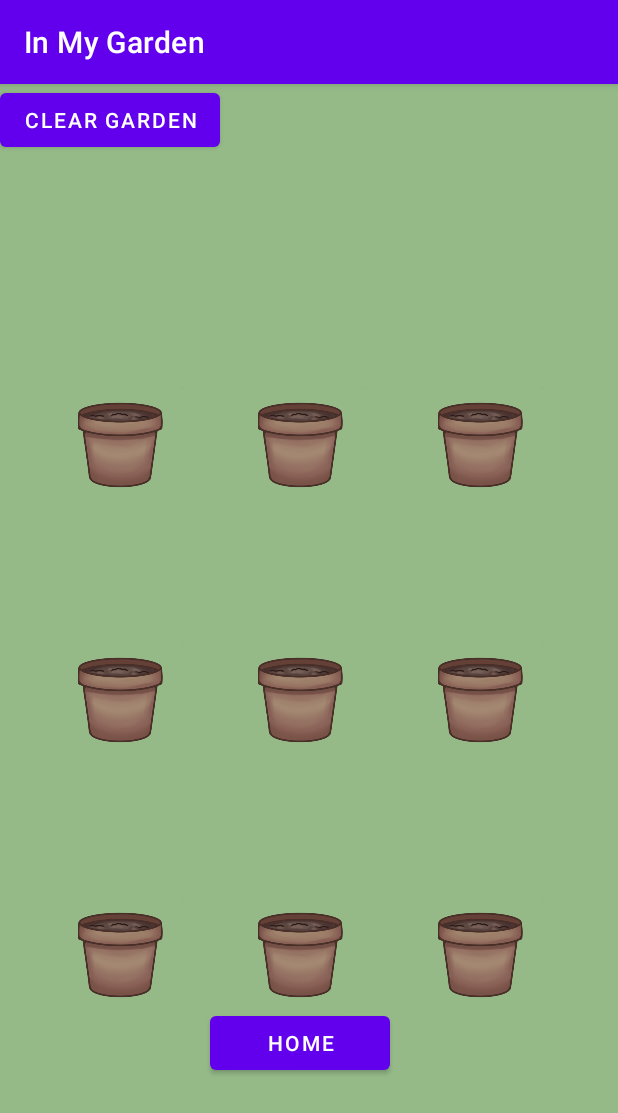
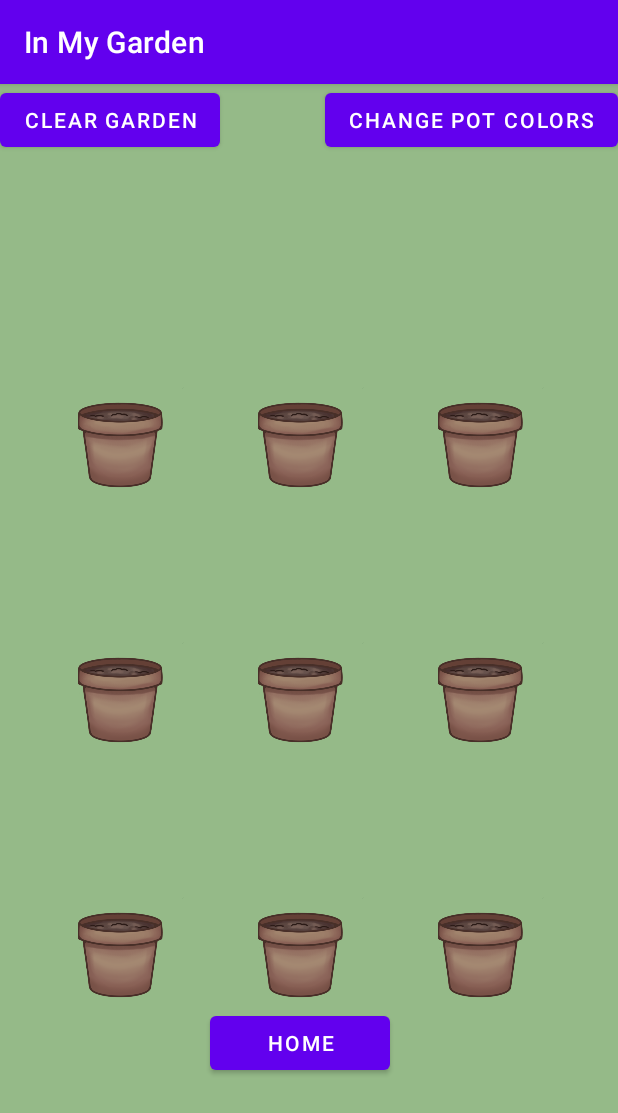
Before and after one commit to matnafu2/In-My-Garden, an Android app: the GardenActivity screen opened directly, with no data from a screen before it, on a phone screen of 412 x 824 dp. Shown: the top 1113 px of the screen. Run offline under Robolectric (Android 15) with nearby library versions, the phone set to English and light mode, and no system bars; our stand-ins replace Firebase (no records; nobody signed in at launch, a user with empty details on screens opened directly).

Commit message:
added functionality to change pot colors

```diff
--- a/app/src/main/java/com/example/inmygarden/GardenActivity.kt
+++ b/app/src/main/java/com/example/inmygarden/GardenActivity.kt
@@ -3,12 +3,16 @@ package com.example.inmygarden
 import android.content.Context
 import android.content.Intent
 import android.content.SharedPreferences
+import android.graphics.Color
+import android.graphics.ColorFilter
 import android.os.Bundle
 import android.util.Log
 import android.view.View
+import android.widget.Button
 import android.widget.ImageView
 import android.widget.Toast
 import androidx.appcompat.app.AppCompatActivity
+import androidx.core.content.ContextCompat
 import androidx.lifecycle.ViewModelProvider
 import com.example.inmygarden.databinding.ActivityGardenBinding
 import com.google.firebase.auth.FirebaseAuth
@@ -21,15 +25,14 @@ import com.google.firebase.ktx.Firebase
 class GardenActivity : AppCompatActivity() {
     private lateinit var binding: ActivityGardenBinding
     private lateinit var flowerArray: Array<ImageView>
-    private lateinit var database: DatabaseReference
+    private lateinit var potArray: Array<ImageView>
+    //private lateinit var database: DatabaseReference
     private lateinit var sharedPreferences: SharedPreferences
     private lateinit var userId: String
     override fun onCreate(savedInstanceState: Bundle?) {
         super.onCreate(savedInstanceState)
-        database = Firebase.database.reference
-        userId = FirebaseAuth.getInstance().uid.toString()
-        Log.i("IMG", userId)
-        fetchData()
+        //database = Firebase.database.reference
+        //userId = FirebaseAuth.getInstance().uid.toString()
         sharedPreferences = this.getSharedPreferences("application", Context.MODE_PRIVATE)
         binding = ActivityGardenBinding.inflate(layoutInflater)
         setContentView(binding.root)
@@ -38,26 +41,63 @@ class GardenActivity : AppCompatActivity() {
             val returnToMainActivity = Intent(this, MainActivity::class.java)
             startActivity(returnToMainActivity)
         }
+        binding.changeColor.setOnClickListener {
+            changePotColors()
+        }
         binding.clearGarden.setOnClickListener{
             clearGarden()
         }
         flowerArray = arrayOf(binding.flower1, binding.flower2, binding.flower3, binding.flower4,
             binding.flower5, binding.flower6, binding.flower7, binding.flower8, binding.flower9)
+
+        potArray = arrayOf(binding.pot1, binding.pot2, binding.pot3, binding.pot4,
+            binding.pot5, binding.pot6, binding.pot7, binding.pot8, binding.pot9)
+
         pullFromSharedPreferences()
         observePlant()
     }
-    private fun fetchData() {
-        database.child("users")
-        database.child("users").child(userId).get().addOnSuccessListener {
-            Log.i("firebase", "Got value ${it.value}")
-        }.addOnFailureListener{
-            Log.e("firebase", "Error getting data", it)
-        }
-    }
-
     override fun onResume() {
         super.onResume()
         pullFromSharedPreferences()
+    }
+    // when the "change pot colors" is clicked, user then has to click on the pot
+    // they want to change, then an overlay view is made visible in which they
+    // can select the color they want
+    private fun changePotColors() {
+        Toast.makeText(applicationContext, "Click on a pot to change its color!",
+            Toast.LENGTH_SHORT).show()
+        for (pot in potArray) {
+            pot.setOnClickListener {
+                binding.overlay.visibility = View.VISIBLE
+                binding.overlay.bringToFront()
+                binding.clearGarden.visibility = View.INVISIBLE
+                binding.changeColor.visibility = View.INVISIBLE
+                binding.blue.setOnClickListener {
+                    binding.potSample.setColorFilter(Color.CYAN, android.graphics.PorterDuff.Mode.MULTIPLY)
+                    pot.setColorFilter(Color.CYAN, android.graphics.PorterDuff.Mode.MULTIPLY)
+                }
+                binding.red.setOnClickListener {
+                    binding.potSample.setColorFilter(Color.RED, android.graphics.PorterDuff.Mode.MULTIPLY)
+                    pot.setColorFilter(Color.RED, android.graphics.PorterDuff.Mode.MULTIPLY)
+                }
+                binding.yellow.setOnClickListener {
+                    binding.potSample.setColorFilter(Color.YELLOW, android.graphics.PorterDuff.Mode.MULTIPLY)
+                    pot.setColorFilter(Color.YELLOW, android.graphics.PorterDuff.Mode.MULTIPLY)
+                }
+                binding.brown.setOnClickListener {
+                    pot.clearColorFilter()
+                    binding.potSample.clearColorFilter()
+                }
+            }
+        }
+        binding.applyChanges.setOnClickListener {
+            binding.potSample.clearColorFilter()
+            binding.overlay.visibility = View.INVISIBLE
+            binding.clearGarden.visibility = View.VISIBLE
+            binding.changeColor.visibility = View.VISIBLE
+
+        }
+
     }
     private fun observePlant() {
         gardenViewModel.plantFinished.observe(this) {
--- a/app/src/main/res/layout/activity_garden.xml
+++ b/app/src/main/res/layout/activity_garden.xml
@@ -6,16 +6,72 @@
     android:layout_height="match_parent"
     android:background="#95BA88">
 
+    <FrameLayout
+        android:id="@+id/overlay"
+        android:layout_width="match_parent"
+        android:layout_height="match_parent"
+        android:background="@color/white"
+        android:visibility="invisible"
+        app:layout_constraintBottom_toBottomOf="@id/clear_garden">
+
+        <ImageView
+            android:id="@+id/pot_sample"
+            android:layout_width="480dp"
+            android:layout_height="680dp"
+            android:layout_gravity="center_horizontal"
+            app:srcCompat="@drawable/pot_image" />
+        <Button
+            android:id="@+id/apply_changes"
+            android:layout_width="wrap_content"
+            android:layout_height="wrap_content"
+            android:text="Apply Changes"
+            android:layout_marginTop="-300dp"
+            android:layout_gravity="center"
+            />
+        <Button
+            android:id="@+id/brown"
+            android:layout_width="wrap_content"
+            android:layout_height="wrap_content"
+            android:text="Default"
+            android:layout_marginTop="-150dp"
+            android:layout_gravity="center"
+            />
+        <Button
+            android:id="@+id/red"
+            android:layout_width="wrap_content"
+            android:layout_height="wrap_content"
+            android:text="Red"
+            android:layout_marginTop="-100dp"
+            android:layout_gravity="center"
+            />
+        <Button
+            android:id="@+id/yellow"
+            android:layout_width="wrap_content"
+            android:layout_height="wrap_content"
+            android:text="Yellow"
+            android:layout_marginTop="-50dp"
+            android:layout_gravity="center"
+            />
+        <Button
+            android:id="@+id/blue"
+            android:layout_width="wrap_content"
+            android:layout_height="wrap_content"
+            android:text="Cyan"
+            android:layout_marginTop="0dp"
+            android:layout_gravity="center"
+            />
+    </FrameLayout>
+
     <TableLayout
+        android:id="@+id/tableLayout"
         android:layout_width="wrap_content"
         android:layout_height="wrap_content"
         android:layout_marginStart="20dp"
         android:gravity="center"
+        app:layout_constraintBottom_toBottomOf="parent"
         app:layout_constraintEnd_toEndOf="parent"
         app:layout_constraintHorizontal_bias="0"
         app:layout_constraintStart_toStartOf="parent"
-        tools:layout_editor_absoluteY="1dp"
-        app:layout_constraintBottom_toBottomOf="parent"
         app:layout_constraintTop_toTopOf="parent">
 
         <TableRow
@@ -109,18 +165,19 @@
                 app:layout_constraintStart_toStartOf="parent" />
         </TableRow>
     </TableLayout>
+
     <TableLayout
+        android:id="@+id/tableLayout2"
         android:layout_width="wrap_content"
         android:layout_height="wrap_content"
         android:layout_marginStart="20dp"
         android:gravity="center"
+        app:layout_constraintBottom_toBottomOf="parent"
         app:layout_constraintEnd_toEndOf="parent"
         app:layout_constraintHorizontal_bias="0"
-        app:layout_constraintVertical_bias=".4"
         app:layout_constraintStart_toStartOf="parent"
-        tools:layout_editor_absoluteY="1dp"
-        app:layout_constraintBottom_toBottomOf="parent"
-        app:layout_constraintTop_toTopOf="parent">
+        app:layout_constraintTop_toTopOf="parent"
+        app:layout_constraintVertical_bias=".4">
 
         <TableRow
             android:layout_width="match_parent"
@@ -206,8 +263,7 @@
         <TableRow
             android:layout_width="match_parent"
             android:layout_height="match_parent"
-            android:gravity="center">
-        </TableRow>
+            android:gravity="center"></TableRow>
     </TableLayout>
 
     <Button
@@ -215,7 +271,13 @@
         android:layout_width="wrap_content"
         android:layout_height="wrap_content"
         android:text="Clear Garden"
-        android:layout_marginStart="150dp"
-        tools:layout_editor_absoluteX="125dp" />
+         />
+    <Button
+        android:id="@+id/change_color"
+        android:layout_width="wrap_content"
+        android:layout_height="wrap_content"
+        android:text="Change Pot Colors"
+        app:layout_constraintEnd_toEndOf="parent"
+         />
 
 </androidx.constraintlayout.widget.ConstraintLayout>
```
